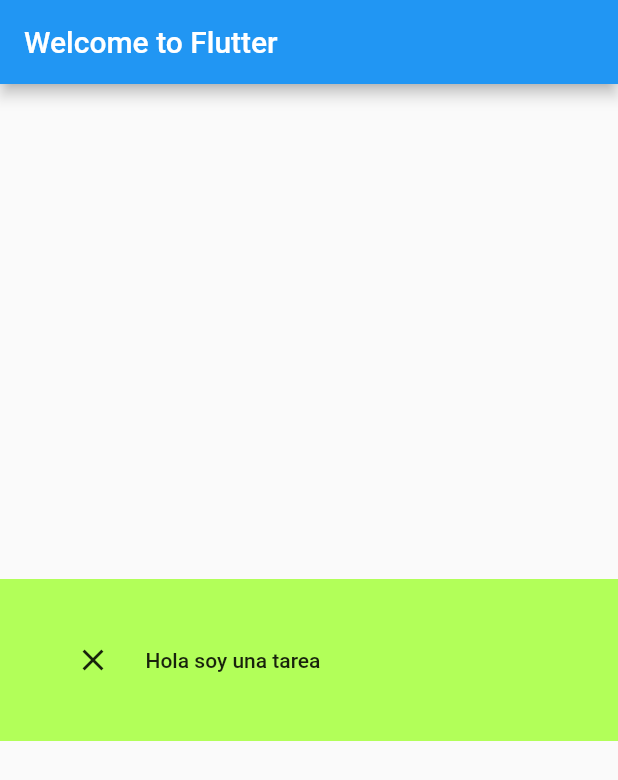
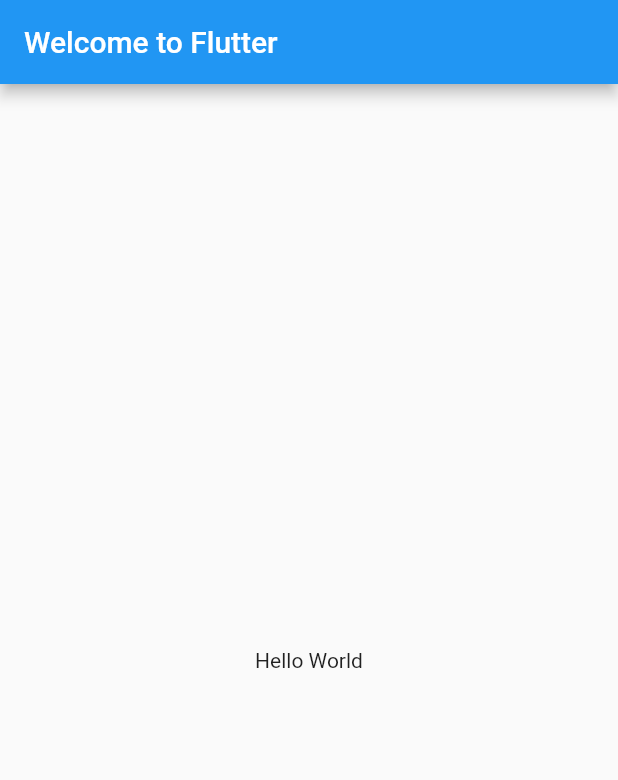
Before and after one commit to FedericoPR/stateful, a Flutter app: the screen it shows after launch, on a phone screen of 412 x 824 dp. Shown: the top 780 px of the screen. Run offline on Flutter 3.47's test engine with Material 2 defaults, Android fonts, the phone set to English and light mode, and no system bars.

Commit message:
Comienzo desde cero

```diff
--- a/lib/main.dart
+++ b/lib/main.dart
@@ -1,64 +1,6 @@
 import 'package:flutter/material.dart';
 void main() => runApp(MyApp());
-
-
-//------------------------------------------
-class Tarea extends StatefulWidget {
-  var laTarea;
-  // constructor
-  Tarea( t ){
-    print(" constructor de la tarea"+ t['nombre']);
-    this.laTarea=t;
-  }
-
-  @override
-  State<Tarea> createState() {
-    print("Create una tarea");
-    return new TareaState(laTarea);
-  }
-}
-
-class TareaState extends State<Tarea>{
-  var tst;
-  TareaState(ts){
-    this.tst = ts;
-  }
-
-  click(){
-    print("click");
-    setState(() {
-      tst['done'] = !tst['done'];
-    });
-  }
-
-  @override
-  Widget build(BuildContext context) {
-    return Container(
-        padding: EdgeInsets.only(left:20),
-        child: Row(
-          children: [
-            if (tst['done'])
-              Icon(Icons.done)
-            else
-              Icon(Icons.clear),
-            FlatButton(
-              onPressed: click,
-              child: Text("  "+tst['nombre']),
-            )
-          ],
-        )
-
-        //Text(tst["nombre"].toString() )
-    );
-  }
-}
-
-
-//------------------------------------------
 class MyApp extends StatelessWidget {
-
-  var tareaejemplo = {"nombre": "Hola soy una tarea", "done": false};
-
   @override
   Widget build(BuildContext context) {
     return MaterialApp(
@@ -68,26 +10,7 @@ class MyApp extends StatelessWidget {
           title: Text('Welcome to Flutter'),
         ),
         body: Center(
-          child: Container(
-              padding: EdgeInsets.all(30),
-              decoration: BoxDecoration(
-                color: Colors.lightGreenAccent,
-              ),
-              child: Row(
-                children: [
-                  Tarea(tareaejemplo),//!!!------
-                  /*
-
-                  if (tarea['done'])
-                    Icon(Icons.done)
-                  else
-                    Icon(Icons.clear),
-                   Text(tarea['nombre']),
-
-                   */
-                ],
-              )
-          )
+          child: Text('Hello World'),
         ),
       ),
     );
```
